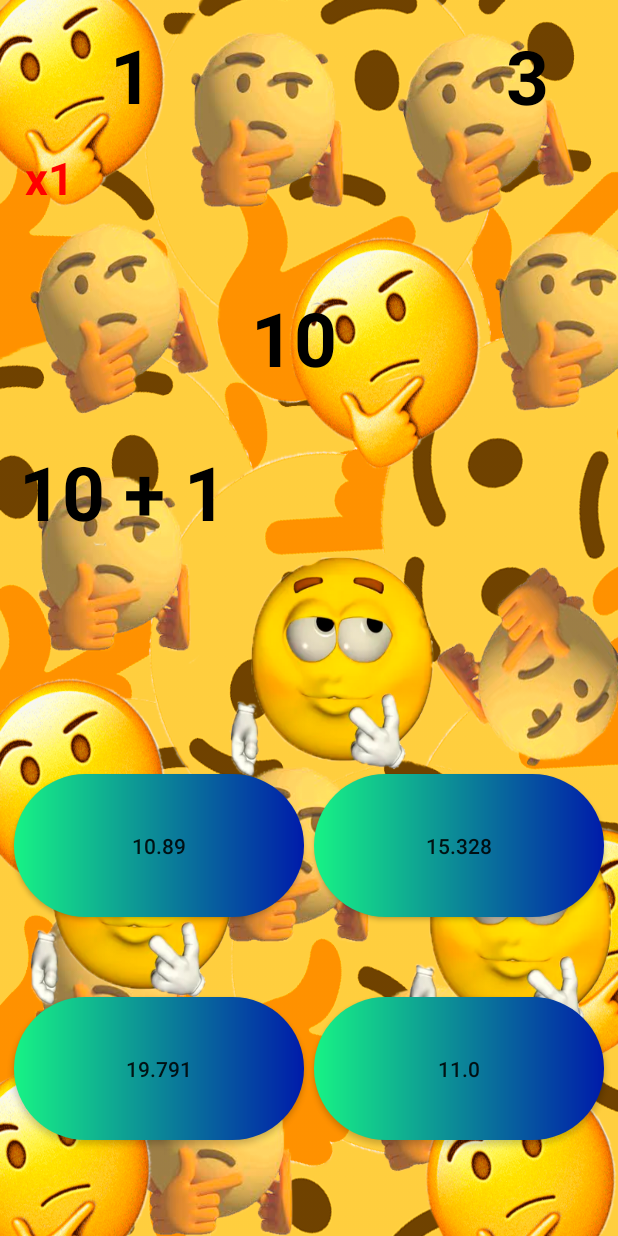
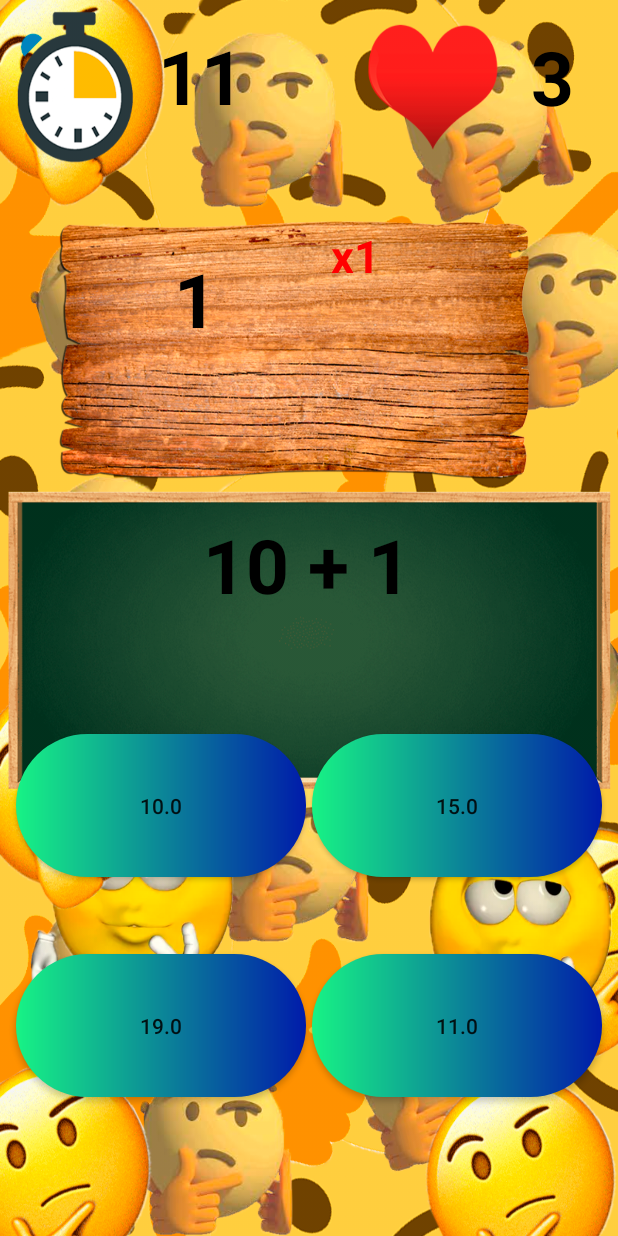
Before and after one commit to vinograpsov/ApkiProjekt, an Android app: the GameActivity screen opened directly, with no data from a screen before it, after a tap on an icon or button, on a phone screen of 412 x 824 dp. Run offline under Robolectric (Android 15) with nearby library versions, the phone set to English and light mode, and no system bars; our stand-ins replace Firebase (no records; nobody signed in at launch, a user with empty details on screens opened directly).

Commit message:
modified xml, buttons show right answer

```diff
--- a/app/src/main/java/com/example/projertapki/Expression.java
+++ b/app/src/main/java/com/example/projertapki/Expression.java
@@ -20,7 +20,11 @@ public class Expression {
         ArrayList<Double> answer = new ArrayList<>();
         answer.add(right_value);
         for(int i = 0; i < 3;i++) {
-            double value = Math.round((Math.random() * (right_value + 20) + right_value - 20) * 1000.0) / 1000.0;
+            double value = Math.round((Math.random() * (right_value + 20) + right_value - 20) * 10.0) / 10.0;
+            if((right_value * 10) % 10 == 0){
+                value -= ((value * 10) % 10) * 0.1;
+                value = Math.round(value*1.0)/1.0;
+            }
             answer.add(value);
         }
         return answer;
--- a/app/src/main/java/com/example/projertapki/GameActivity.java
+++ b/app/src/main/java/com/example/projertapki/GameActivity.java
@@ -4,6 +4,8 @@ import androidx.annotation.NonNull;
 import androidx.appcompat.app.AppCompatActivity;
 
 import android.content.Intent;
+import android.graphics.Color;
+import android.graphics.drawable.Drawable;
 import android.os.Bundle;
 import android.os.CountDownTimer;
 import android.util.Log;
@@ -135,11 +137,23 @@ public class GameActivity extends AppCompatActivity{
         answer4.setText("" + answers.get(3));
     }
 
-    public void shuffleButtons(View view){
+    public void shuffleButtons(View view) throws InterruptedException {
         Button currentButton;
         currentButton = findViewById(view.getId());
         if(currentButton.getText().equals("" + right_answer)){
             myTimer.cancel();
+
+            currentButton.setBackgroundResource(R.drawable.right_answer);
+            new CountDownTimer(1000,1000) {
+
+                @Override
+                public void onTick(long arg0) {
+
+
+                }
+
+                @Override
+                public void onFinish() {
                     myTimer.start();
 
                     if (current_strick == 3){
@@ -151,11 +165,35 @@ public class GameActivity extends AppCompatActivity{
                     points += (1 * point_mult) ;
                     current_strick +=1;
                     newQuestion();
+
                     setAnswersOnButtons(answer1,answer2,answer3,answer4,answers);
                     pointsView.setText(Integer.toString(points));
+
+                    resetColors();
+                    if(lifes == 0){
+                        onEndOfGame();
+                    }
+                }
+            }.start();
+
         }
         else{
             myTimer.cancel();
+
+            currentButton.setBackgroundResource(R.drawable.wrong_answer);
+            findAndSetRight();
+
+
+            new CountDownTimer(1000,1000) {
+
+                @Override
+                public void onTick(long arg0) {
+
+
+                }
+
+                @Override
+                public void onFinish() {
                     myTimer.start();
                     level = 1;
                     newQuestion();
@@ -164,11 +202,20 @@ public class GameActivity extends AppCompatActivity{
                     point_mult = 1;
                     mul.setText("x" +point_mult);
                     lifes -= 1;
+
                     lifesTextView.setText(Integer.toString(lifes));
-        }
+
+                    resetColors();
+
                     if(lifes == 0){
                         onEndOfGame();
                     }
+                }
+            }.start();
+
+
+        }
+
     }
 
     private void onEndOfGame(){
@@ -217,4 +264,27 @@ public class GameActivity extends AppCompatActivity{
         answers = Expression.valuesToButtons(right_answer);
         question.setText(expression);
     }
+
+
+    private void resetColors(){
+        answer1.setBackgroundResource(R.drawable.custom_answer_buttons);
+        answer2.setBackgroundResource(R.drawable.custom_answer_buttons);
+        answer3.setBackgroundResource(R.drawable.custom_answer_buttons);
+        answer4.setBackgroundResource(R.drawable.custom_answer_buttons);
     }
+
+    private void findAndSetRight(){
+        if (answer1.getText().equals("" + right_answer)){
+            answer1.setBackgroundResource(R.drawable.right_answer);
+        }
+        else if (answer2.getText().equals("" + right_answer)){
+            answer2.setBackgroundResource(R.drawable.right_answer);
+        }
+        else if (answer3.getText().equals("" + right_answer)){
+            answer3.setBackgroundResource(R.drawable.right_answer);
+        }
+        else if (answer4.getText().equals("" + right_answer)){
+            answer4.setBackgroundResource(R.drawable.right_answer);
+        }
+    }
+}
--- /dev/null
+++ b/app/src/main/res/drawable/right_answer.xml
@@ -0,0 +1,5 @@
+<?xml version="1.0" encoding="utf-8"?>
+<shape xmlns:android="http://schemas.android.com/apk/res/android" android:shape="rectangle">
+    <gradient android:startColor="#00FA9A" android:endColor="#228B22" android:type="linear" />
+    <corners android:radius="250sp"/>
+</shape>
--- /dev/null
+++ b/app/src/main/res/drawable/wrong_answer.xml
@@ -0,0 +1,5 @@
+<?xml version="1.0" encoding="utf-8"?>
+<shape xmlns:android="http://schemas.android.com/apk/res/android" android:shape="rectangle">
+    <gradient android:startColor="#FF0000" android:endColor="#FA8072" android:type="linear" />
+    <corners android:radius="250sp"/>
+</shape>
--- a/app/src/main/res/layout/activity_game.xml
+++ b/app/src/main/res/layout/activity_game.xml
@@ -5,21 +5,19 @@
     android:layout_width="match_parent"
     android:layout_height="match_parent"
     tools:context=".GameActivity"
-    android:background="@drawable/gameactivityback"
+    android:background="@drawable/gameactivityback1"
     >
 
     <Button
         android:id="@+id/button1"
         android:layout_width="193dp"
         android:layout_height="95dp"
-        android:layout_marginStart="12dp"
-        android:layout_marginTop="32dp"
-        android:layout_marginEnd="3dp"
-        android:layout_marginBottom="3dp"
+        android:layout_marginStart="11dp"
+        android:layout_marginTop="30dp"
+        android:layout_marginEnd="2dp"
         android:background="@drawable/custom_answer_buttons"
         android:onClick="shuffleButtons"
         android:text=""
-        app:layout_constraintBottom_toTopOf="@+id/button3"
         app:layout_constraintEnd_toStartOf="@+id/button2"
         app:layout_constraintStart_toStartOf="parent"
         app:layout_constraintTop_toBottomOf="@+id/question" />
@@ -28,16 +26,13 @@
         android:id="@+id/button2"
         android:layout_width="193dp"
         android:layout_height="95dp"
-        android:layout_marginStart="3dp"
-        android:layout_marginTop="32dp"
+        android:layout_marginStart="2dp"
+        android:layout_marginTop="30dp"
         android:layout_marginEnd="12dp"
-        android:layout_marginBottom="3dp"
         android:background="@drawable/custom_answer_buttons"
         android:onClick="shuffleButtons"
         android:text=""
-        app:layout_constraintBottom_toTopOf="@+id/button4"
         app:layout_constraintEnd_toEndOf="parent"
-        app:layout_constraintHorizontal_bias="1.0"
         app:layout_constraintStart_toEndOf="@+id/button1"
         app:layout_constraintTop_toBottomOf="@+id/question" />
 
@@ -45,10 +40,10 @@
         android:id="@+id/button3"
         android:layout_width="193dp"
         android:layout_height="95dp"
-        android:layout_marginStart="12dp"
-        android:layout_marginTop="20dp"
-        android:layout_marginEnd="3dp"
-        android:layout_marginBottom="34dp"
+        android:layout_marginStart="11dp"
+        android:layout_marginTop="5dp"
+        android:layout_marginEnd="2dp"
+        android:layout_marginBottom="47dp"
         android:background="@drawable/custom_answer_buttons"
         android:onClick="shuffleButtons"
         android:text=""
@@ -61,24 +56,23 @@
         android:id="@+id/button4"
         android:layout_width="193dp"
         android:layout_height="95dp"
-        android:layout_marginStart="3dp"
-        android:layout_marginTop="20dp"
+        android:layout_marginStart="2dp"
+        android:layout_marginTop="5dp"
         android:layout_marginEnd="12dp"
-        android:layout_marginBottom="34dp"
+        android:layout_marginBottom="47dp"
         android:background="@drawable/custom_answer_buttons"
         android:onClick="shuffleButtons"
         android:text=""
         app:layout_constraintBottom_toBottomOf="parent"
         app:layout_constraintEnd_toEndOf="parent"
-        app:layout_constraintHorizontal_bias="0.0"
         app:layout_constraintStart_toEndOf="@+id/button3"
-        app:layout_constraintTop_toBottomOf="@+id/button2"
-        app:layout_constraintVertical_bias="1.0" />
+        app:layout_constraintTop_toBottomOf="@+id/button2" />
 
     <TextView
         android:id="@+id/lifes"
-        android:layout_width="97dp"
-        android:layout_height="69dp"
+        android:layout_width="64dp"
+        android:layout_height="70dp"
+        android:layout_marginStart="159dp"
         android:layout_marginTop="16dp"
         android:layout_marginEnd="12dp"
         android:gravity="center"
@@ -87,68 +81,67 @@
         android:textSize="50sp"
         android:textStyle="bold"
         app:layout_constraintEnd_toEndOf="parent"
+        app:layout_constraintStart_toEndOf="@+id/timer"
         app:layout_constraintTop_toTopOf="parent" />
 
     <TextView
         android:id="@+id/timer"
-        android:layout_width="115dp"
-        android:layout_height="110dp"
-        android:layout_marginStart="138dp"
-        android:layout_marginTop="86dp"
-        android:layout_marginEnd="158dp"
+        android:layout_width="84dp"
+        android:layout_height="69dp"
+        android:layout_marginStart="92dp"
+        android:layout_marginTop="16dp"
         android:gravity="center"
         android:text="timer"
         android:textColor="@color/black"
         android:textSize="50sp"
         android:textStyle="bold"
-        app:layout_constraintEnd_toEndOf="parent"
         app:layout_constraintStart_toStartOf="parent"
-        app:layout_constraintTop_toBottomOf="@+id/points" />
+        app:layout_constraintTop_toTopOf="parent" />
 
     <TextView
         android:id="@+id/question"
-        android:layout_width="387dp"
-        android:layout_height="160dp"
-        android:layout_marginStart="12dp"
-        android:layout_marginTop="14dp"
+        android:layout_width="383dp"
+        android:layout_height="166dp"
+        android:layout_marginStart="13dp"
+        android:layout_marginTop="32dp"
         android:layout_marginEnd="12dp"
-        android:gravity="left"
+        android:gravity="center"
         android:text="question"
         android:textColor="@color/black"
         android:textSize="50sp"
         android:textStyle="bold"
         app:layout_constraintEnd_toEndOf="parent"
+        app:layout_constraintHorizontal_bias="0.0"
         app:layout_constraintStart_toStartOf="parent"
-        app:layout_constraintTop_toBottomOf="@+id/timer" />
+        app:layout_constraintTop_toBottomOf="@+id/points" />
 
     <TextView
         android:id="@+id/points"
-        android:layout_width="151dp"
-        android:layout_height="68dp"
-        android:layout_marginStart="12dp"
-        android:layout_marginTop="16dp"
-        android:layout_marginEnd="139dp"
+        android:layout_width="149dp"
+        android:layout_height="124dp"
+        android:layout_marginStart="55dp"
+        android:layout_marginTop="52dp"
         android:gravity="center"
         android:text="points"
         android:textColor="@color/black"
         android:textSize="50sp"
         android:textStyle="bold"
-        app:layout_constraintEnd_toStartOf="@+id/lifes"
         app:layout_constraintStart_toStartOf="parent"
-        app:layout_constraintTop_toTopOf="parent" />
+        app:layout_constraintTop_toBottomOf="@+id/timer" />
 
     <TextView
         android:id="@+id/mult"
         android:layout_width="106dp"
-        android:layout_height="45dp"
+        android:layout_height="108dp"
         android:layout_marginStart="16dp"
-        android:layout_marginTop="14dp"
-        android:layout_marginEnd="289dp"
+        android:layout_marginTop="64dp"
+        android:layout_marginEnd="85dp"
         android:text="TextView"
         android:textColor="@color/red"
         android:textSize="30sp"
         android:textStyle="bold"
         app:layout_constraintEnd_toEndOf="parent"
-        app:layout_constraintStart_toStartOf="parent"
-        app:layout_constraintTop_toBottomOf="@+id/points" />
+        app:layout_constraintStart_toEndOf="@+id/points"
+        app:layout_constraintTop_toBottomOf="@+id/lifes" />
+
 </androidx.constraintlayout.widget.ConstraintLayout>
--- a/app/src/main/res/layout/list_item.xml
+++ b/app/src/main/res/layout/list_item.xml
@@ -4,7 +4,7 @@
     android:layout_width="match_parent"
     android:layout_height="match_parent"
     android:id="@+id/label"
-    android:text="16dp"
+    android:text="20sp"
     android:textStyle="bold"
     android:textSize="20sp"
     android:gravity="center"
```
Also changed, not shown: app/src/main/res/drawable/gameactivityback1.png (added), app/src/main/res/drawable/heart.png (added). Lines whose indentation alone changed are shown as unchanged.
